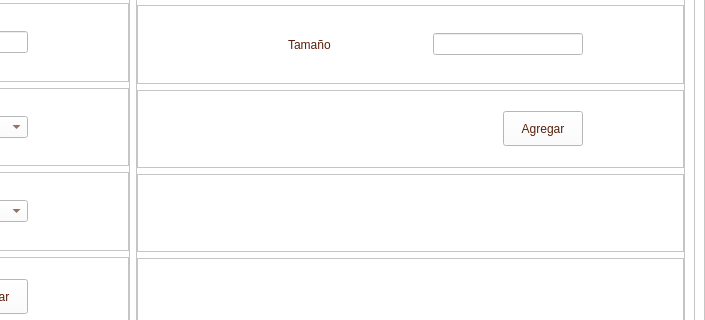
Qt form views/designs/DB1.ui (andree-ro/BaseDatosEnsoluna) before a commit; both pictures show x 439 to 1144 and y 414 to 734 of the 1144 by 856 pixel window.
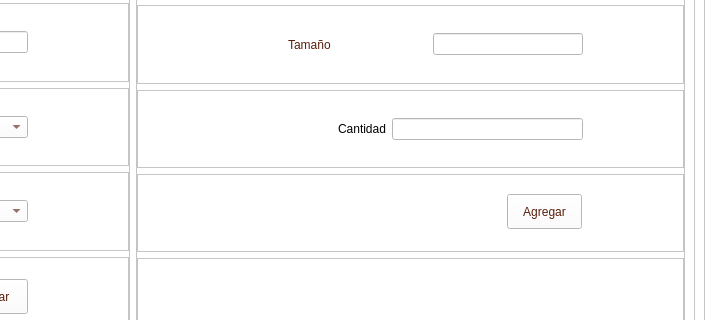
The same form after that commit. The open tabs and pages were chosen to show the change. Icons and pictures are not drawn.

Commit message: Actualizacion de tablas empaquetado, cafe

```diff
--- a/views/designs/DB1.ui
+++ b/views/designs/DB1.ui
@@ -3204,49 +3204,15 @@
                      <number>100</number>
                     </property>
                     <item>
-                     <spacer name="horizontalSpacer_18">
-                      <property name="orientation">
-                       <enum>Qt::Horizontal</enum>
-                      </property>
-                      <property name="sizeHint" stdset="0">
-                       <size>
-                        <width>40</width>
-                        <height>20</height>
-                       </size>
-                      </property>
-                     </spacer>
-                    </item>
-                    <item>
-                     <widget class="QPushButton" name="empaquetadoComprarBTN">
-                      <property name="minimumSize">
-                       <size>
-                        <width>0</width>
-                        <height>35</height>
-                       </size>
-                      </property>
-                      <property name="styleSheet">
-                       <string notr="true">QFrame{
-background-color: rgb(51, 157, 255);
-}
-
-QPushButton{
-color: rgb(89, 31, 11);
-background-color: rgb(255, 255, 255);
-font: 75 9pt &quot;Open Sans Semibold&quot;
-}
-
-QPushButton:hover{
-color: rgb(255, 255, 255);
-background-color: rgb(209, 172, 127);
-font: 75 9pt  &quot;Open Sans Semibold&quot;
-}
-</string>
-                      </property>
+                     <widget class="QLabel" name="label_17">
                       <property name="text">
-                       <string>Agregar</string>
+                       <string>Cantidad</string>
                       </property>
                      </widget>
                     </item>
+                    <item>
+                     <widget class="QLineEdit" name="lineEdit"/>
+                    </item>
                    </layout>
                   </widget>
                  </item>
@@ -3258,6 +3224,43 @@
                    <property name="frameShadow">
                     <enum>QFrame::Raised</enum>
                    </property>
+                   <widget class="QPushButton" name="empaquetadoComprarBTN">
+                    <property name="geometry">
+                     <rect>
+                      <x>370</x>
+                      <y>20</y>
+                      <width>75</width>
+                      <height>35</height>
+                     </rect>
+                    </property>
+                    <property name="minimumSize">
+                     <size>
+                      <width>0</width>
+                      <height>35</height>
+                     </size>
+                    </property>
+                    <property name="styleSheet">
+                     <string notr="true">QFrame{
+background-color: rgb(51, 157, 255);
+}
+
+QPushButton{
+color: rgb(89, 31, 11);
+background-color: rgb(255, 255, 255);
+font: 75 9pt &quot;Open Sans Semibold&quot;
+}
+
+QPushButton:hover{
+color: rgb(255, 255, 255);
+background-color: rgb(209, 172, 127);
+font: 75 9pt  &quot;Open Sans Semibold&quot;
+}
+</string>
+                    </property>
+                    <property name="text">
+                     <string>Agregar</string>
+                    </property>
+                   </widget>
                   </widget>
                  </item>
                  <item>
```
Left out of the diff: 22 changed lines with no effect on the pictures. The commit also changes 7 other files.
